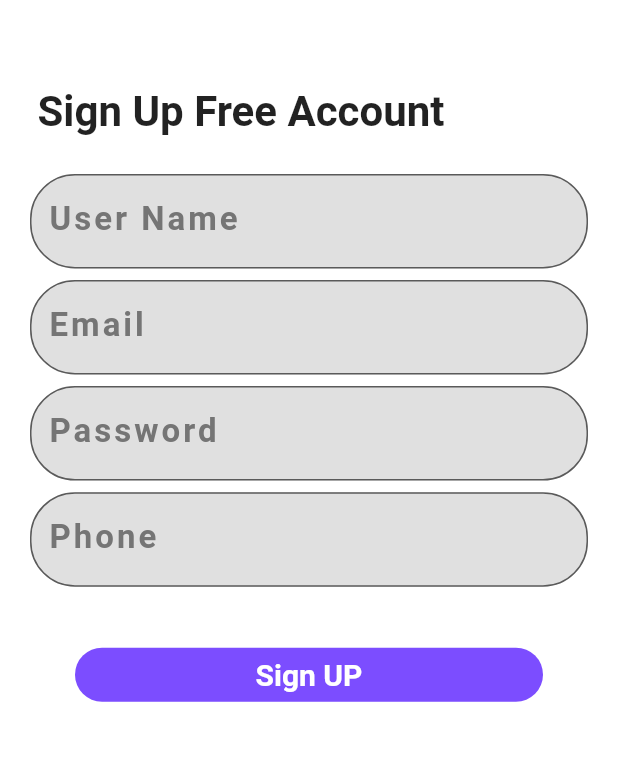
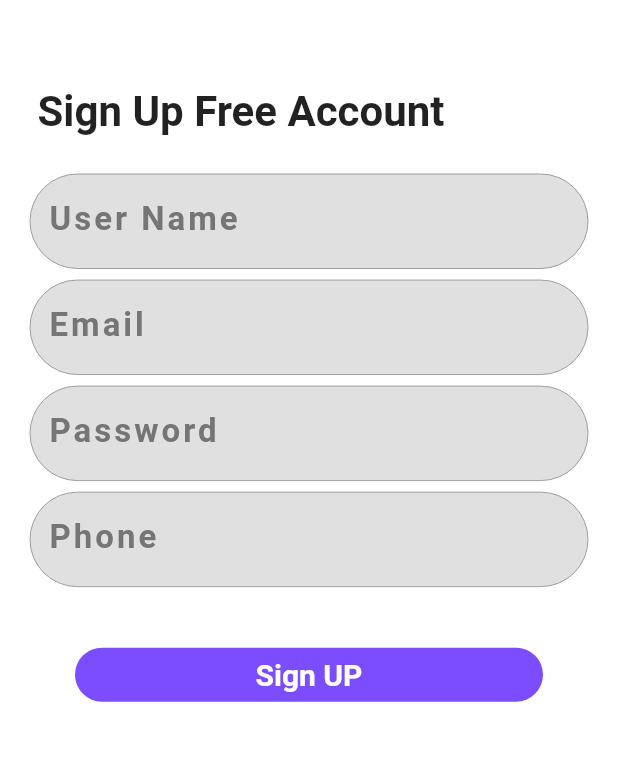
Before and after one commit to rydam1403/food_app, a Flutter app: the screen it shows after launch, on a phone screen of 412 x 824 dp, the part 213-974 px from its top. Run offline on Flutter 3.47's test engine with Material 2 defaults, Android fonts, the phone set to English and light mode, and no system bars; our stand-ins replace smooth_star_rating.

```diff
--- a/lib/main.dart
+++ b/lib/main.dart
@@ -94,6 +94,12 @@ class MyApp extends StatelessWidget {
             decoration: InputDecoration(
               filled: true,
               fillColor: Colors.grey[300],
+              enabledBorder: const OutlineInputBorder(
+                borderRadius: BorderRadius.all(
+                  Radius.circular(50.0)
+                ),
+                borderSide: const BorderSide(color: Colors.grey,width: 0.0),
+              ),
               labelText: '$type',
               labelStyle: TextStyle(
                   fontWeight: FontWeight.bold,
@@ -108,7 +114,7 @@ class MyApp extends StatelessWidget {
               ),
               border: OutlineInputBorder(
                 borderRadius: BorderRadius.circular(30.0),
-              ),
+              )
             ),
             keyboardType: texttype,
           ),
```
